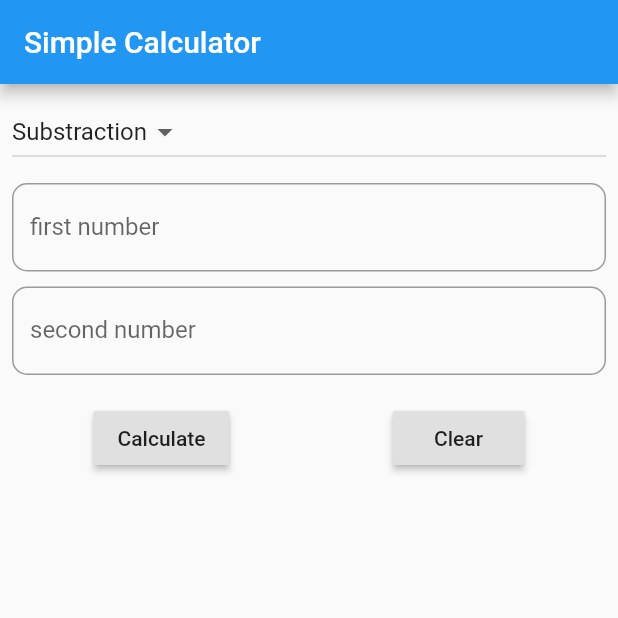
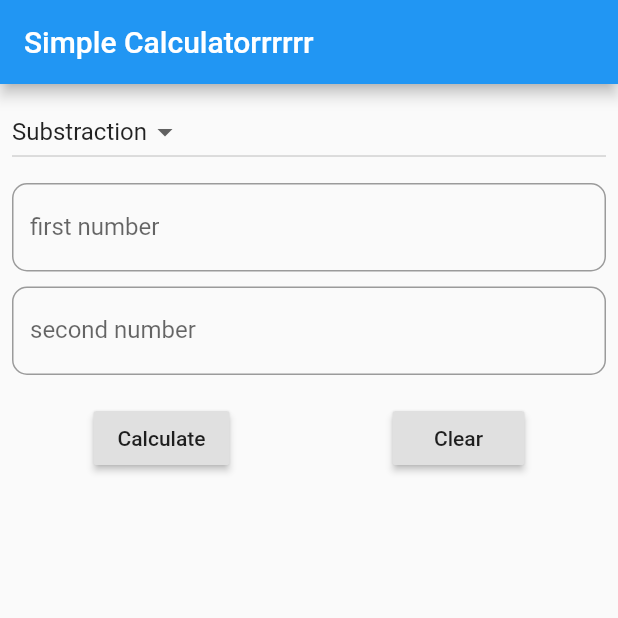
Before and after one commit to riyaranjit/brp-Calculator, a Flutter app: the screen it shows after launch, on a phone screen of 412 x 824 dp, the top half of it. Run offline on Flutter 3.47's test engine with Material 2 defaults, Android fonts, the phone set to English and light mode, and no system bars.

Commit message:
text of the title

```diff
--- a/lib/main.dart
+++ b/lib/main.dart
@@ -25,7 +25,7 @@ class _CalculatorState extends State<Calculator> {
   Widget build(BuildContext context) {
     return Scaffold(
         appBar: AppBar(
-          title: const Text('Simple Calculator'),
+          title: const Text('Simple Calculatorrrrrr'),
         ),
         body: Padding(
           padding: const EdgeInsets.all(8.0),
```
